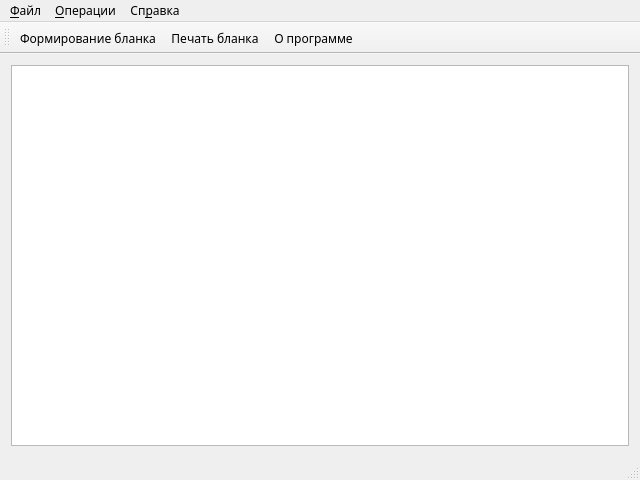
Above: mainwindow.ui from Ejik/bpp2 before the change. Below: the same form after it.
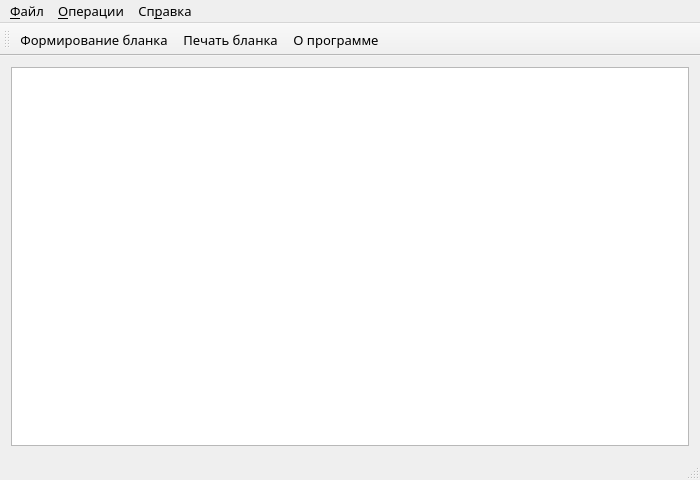
That is the form after the change. Icons and pictures are not drawn.

What changed in the file:
```diff
--- a/mainwindow.ui
+++ b/mainwindow.ui
@@ -6,13 +6,14 @@
    <rect>
     <x>0</x>
     <y>0</y>
-    <width>640</width>
+    <width>700</width>
     <height>480</height>
    </rect>
   </property>
   <property name="font">
    <font>
     <family>Play</family>
+    <pointsize>10</pointsize>
    </font>
   </property>
   <property name="windowTitle">
@@ -25,7 +26,20 @@
   <widget class="QWidget" name="centralWidget">
    <layout class="QVBoxLayout" name="verticalLayout">
     <item>
-     <widget class="QTableView" name="tableView"/>
+     <widget class="QTableView" name="tableView">
+      <property name="font">
+       <font>
+        <family>Play</family>
+        <pointsize>12</pointsize>
+       </font>
+      </property>
+      <property name="editTriggers">
+       <set>QAbstractItemView::NoEditTriggers</set>
+      </property>
+      <property name="selectionBehavior">
+       <enum>QAbstractItemView::SelectRows</enum>
+      </property>
+     </widget>
     </item>
    </layout>
   </widget>
@@ -34,7 +48,7 @@
     <rect>
      <x>0</x>
      <y>0</y>
-     <width>640</width>
+     <width>700</width>
      <height>21</height>
     </rect>
    </property>
@@ -63,6 +77,11 @@
    <addaction name="menu_3"/>
   </widget>
   <widget class="QToolBar" name="mainToolBar">
+   <property name="font">
+    <font>
+     <pointsize>10</pointsize>
+    </font>
+   </property>
    <property name="toolButtonStyle">
     <enum>Qt::ToolButtonTextUnderIcon</enum>
    </property>
```
Left out of the diff: 4 changed lines with no effect on the pictures.
